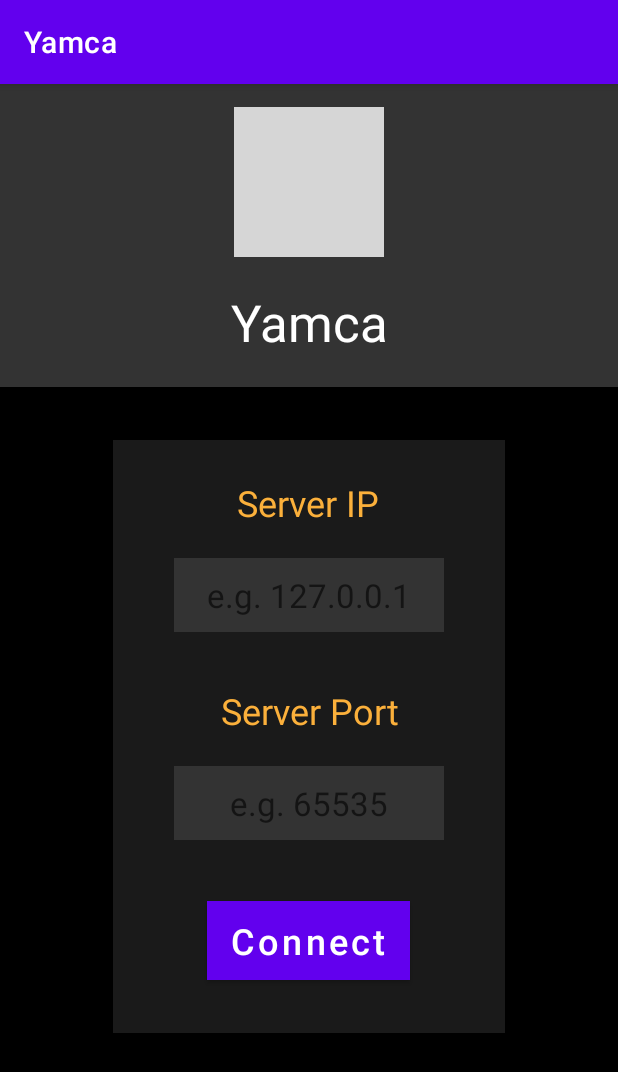
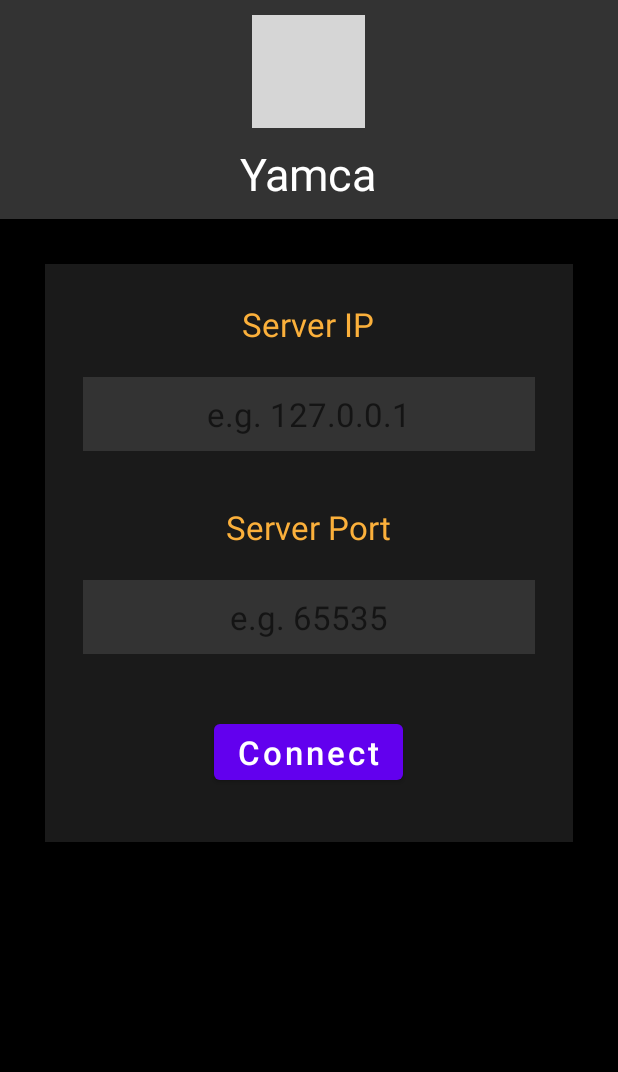
Before and after one commit to AAAlex-123/Yamca-Android-App, an Android app: the screen it shows after launch (ConnectActivity), on a phone screen of 412 x 824 dp. Shown: the top 1072 px of the screen. Run offline under Robolectric (Android 15) with nearby library versions, the light colour scheme and no system bars; grey boxes are pictures that could not be loaded.

Commit message:
teaks the layout of the two existing activities

```diff
--- a/app/src/main/res/layout/activity_connect.xml
+++ b/app/src/main/res/layout/activity_connect.xml
@@ -20,11 +20,11 @@
             android:background="#333333">
 
         <ImageView
-                android:layout_width="100dp"
-                android:layout_height="100dp"
+                android:layout_width="75dp"
+                android:layout_height="75dp"
                 app:srcCompat="@drawable/yamca_logo"
                 android:id="@+id/connect_header_image"
-                android:layout_marginTop="15dp"
+                android:layout_marginTop="10dp"
                 tools:ignore="ContentDescription" />
 
         <TextView
@@ -33,12 +33,9 @@
                 android:id="@+id/connect_header_text"
                 android:text="@string/app_name"
                 android:textAlignment="inherit"
-                android:layout_margin="15dp"
-                android:padding="5dp"
-                android:textSize="34sp"
-                android:layout_marginTop="15dp"
-                android:layout_marginBottom="15dp"
-                android:textColor="@android:color/white" />
+                android:textSize="30sp"
+                android:textColor="@android:color/white"
+                android:layout_marginVertical="10dp" />
     </LinearLayout>
 
     <ScrollView
@@ -48,9 +45,7 @@
             android:id="@+id/connect_scroll"
             android:background="#000"
             android:layout_gravity="center_horizontal"
-            android:paddingLeft="75dp"
-            android:paddingRight="75dp"
-            android:paddingTop="25dp">
+            android:padding="30dp">
 
         <LinearLayout
                 android:layout_width="match_parent"
@@ -61,11 +56,8 @@
                 android:id="@+id/connect_form_layout"
                 android:background="#1A1A1A"
                 android:layout_gravity="center_horizontal"
-                android:layout_marginTop="10dp"
-                android:paddingLeft="35dp"
-                android:paddingRight="35dp"
-                android:paddingTop="10dp"
-                android:paddingBottom="10dp">
+                android:paddingHorizontal="20dp"
+                android:paddingVertical="10dp">
 
             <LinearLayout
                     android:orientation="vertical"
@@ -82,7 +74,7 @@
                         android:id="@+id/connect_ip_text"
                         android:layout_margin="5dp"
                         android:textAlignment="inherit"
-                        android:textSize="24sp"
+                        android:textSize="22sp"
                         android:textColor="#FBB03B"
                         android:padding="10dp" />
 
@@ -119,7 +111,7 @@
                         android:id="@+id/connect_port_text"
                         android:layout_margin="5dp"
                         android:textAlignment="inherit"
-                        android:textSize="24sp"
+                        android:textSize="22sp"
                         android:textColor="#FBB03B"
                         android:padding="10dp" />
 
@@ -146,11 +138,8 @@
                     android:layout_height="wrap_content"
                     android:id="@+id/connect_submit_button"
                     android:textAlignment="inherit"
-                    android:textSize="24sp"
-                    android:background="#FF0000"
+                    android:textSize="22sp"
                     android:textAllCaps="false"
-                    android:backgroundTint="@android:color/white"
-                    android:backgroundTintMode="src_over"
                     android:layout_marginTop="35dp"
                     android:layout_marginBottom="25dp" />
         </LinearLayout>
--- a/app/src/main/res/values-night/themes.xml
+++ b/app/src/main/res/values-night/themes.xml
@@ -1,6 +1,6 @@
 <resources xmlns:tools="http://schemas.android.com/tools">
     <!-- Base application theme. -->
-    <style name="Theme.YamcaApp" parent="Theme.MaterialComponents.DayNight.DarkActionBar">
+    <style name="Theme.YamcaApp" parent="Theme.MaterialComponents.DayNight.NoActionBar">
         <!-- Primary brand color. -->
         <item name="colorPrimary">@color/purple_200</item>
         <item name="colorPrimaryVariant">@color/purple_700</item>
--- a/app/src/main/res/values/themes.xml
+++ b/app/src/main/res/values/themes.xml
@@ -1,6 +1,6 @@
 <resources xmlns:tools="http://schemas.android.com/tools">
     <!-- Base application theme. -->
-    <style name="Theme.YamcaApp" parent="Theme.MaterialComponents.DayNight.DarkActionBar">
+    <style name="Theme.YamcaApp" parent="Theme.MaterialComponents.DayNight.NoActionBar">
         <!-- Primary brand color. -->
         <item name="colorPrimary">@color/purple_500</item>
         <item name="colorPrimaryVariant">@color/purple_700</item>
```
